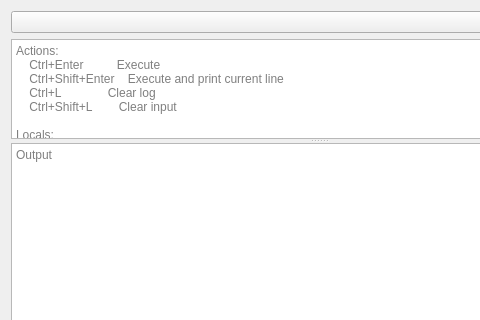
Qt form qt/aqt/forms/debug.ui (ankitects/anki) before a commit; both pictures show x 0 to 480 and y 0 to 320 of the 637 by 582 pixel window.
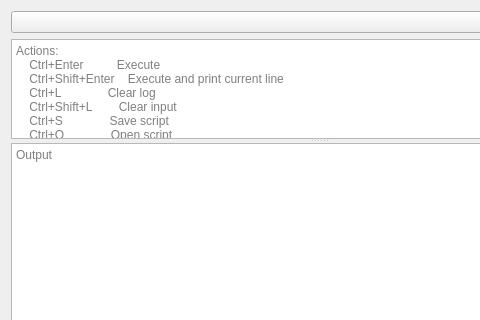
The same form after that commit. Icons and pictures are not drawn.

Commit message: Add action to delete script

```diff
--- a/qt/aqt/forms/debug.ui
+++ b/qt/aqt/forms/debug.ui
@@ -64,6 +64,9 @@
     Ctrl+Shift+Enter    Execute and print current line
     Ctrl+L              Clear log
     Ctrl+Shift+L        Clear input
+    Ctrl+S              Save script
+    Ctrl+O              Open script
+    Ctrl+D              Delete script
 
 Locals:
     mw: AnkiQt                          Main window
```
The commit also changes 1 other file.
